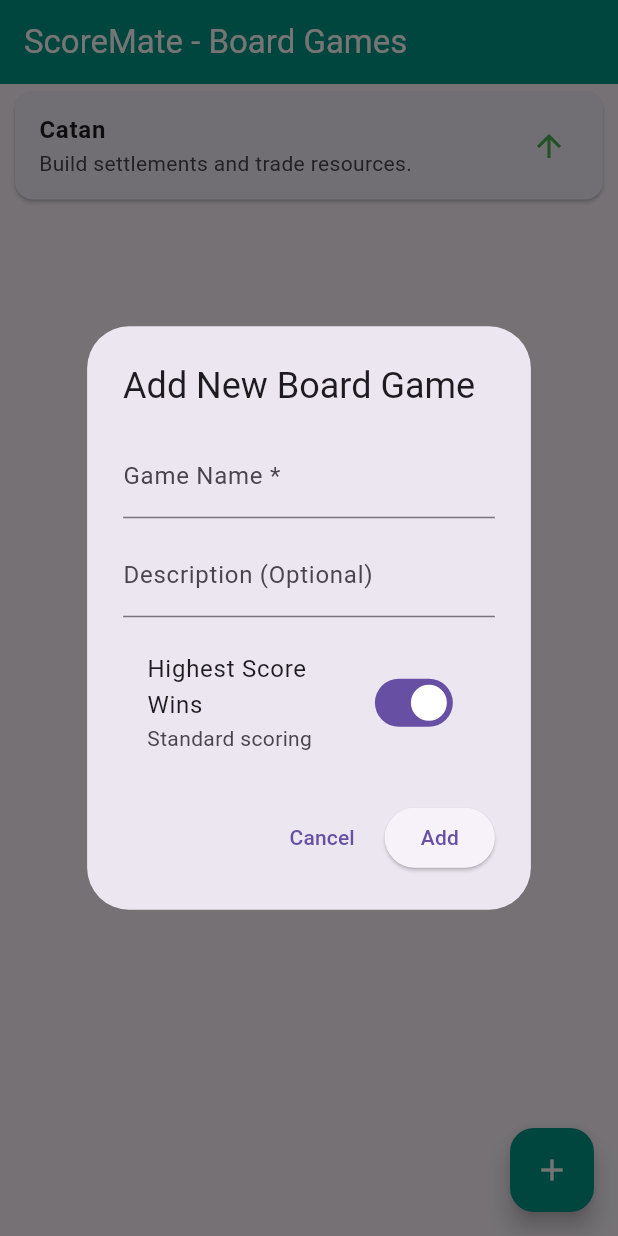
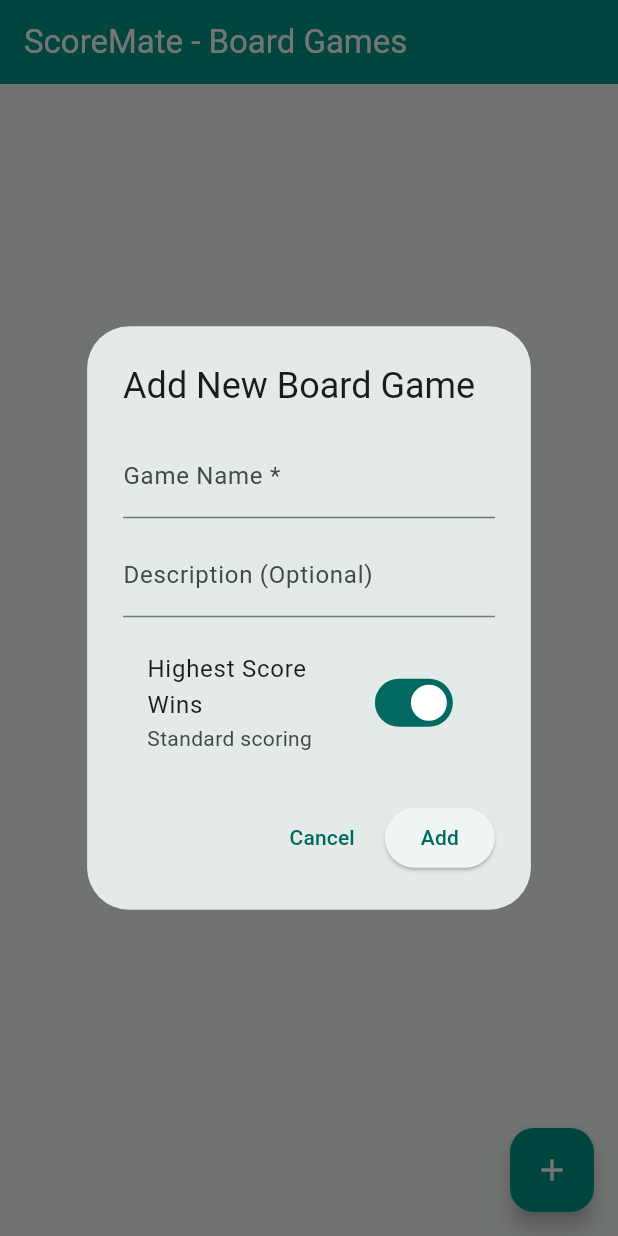
Before and after one commit to kkesidis/score-mate, a Flutter app: the screen it shows after launch, after a tap on the "add" icon, on a phone screen of 412 x 824 dp. Run offline on Flutter 3.47's test engine with Material 3 defaults, Android fonts, the phone set to English and light mode, and no system bars; our stand-ins replace isar; accounts and stored records are empty; generated files the repository leaves out were written again.

Commit message:
feat: persist games using isar

```diff
--- a/lib/main.dart
+++ b/lib/main.dart
@@ -1,7 +1,24 @@
 import 'package:flutter/material.dart';
+import 'package:isar/isar.dart';
+import 'package:path_provider/path_provider.dart';
+import 'models/board_game.dart';
 import 'screens/game_list_screen.dart';
 
-void main() {
+late Isar isar;
+
+void main() async {
+  // 1. Ensure Flutter services are completely initialized before asynchronous operations
+  WidgetsFlutterBinding.ensureInitialized();
+
+  // 2. Get the standard document directory for your OS (Linux, Android, iOS, etc.)
+  final dir = await getApplicationDocumentsDirectory();
+
+  // 3. Open the database instance with our specific BoardGame collection schema
+  isar = await Isar.open(
+    [BoardGameSchema],
+    directory: dir.path,
+  );
+
   runApp(const ScoreMateApp());
 }
 
@@ -14,7 +31,7 @@ class ScoreMateApp extends StatelessWidget {
       title: 'ScoreMate',
       debugShowCheckedModeBanner: false,
       theme: ThemeData(
-        primarySwatch: Colors.teal,
+        colorScheme: ColorScheme.fromSeed(seedColor: Colors.teal),
         useMaterial3: true,
       ),
       home: const GameListScreen(),
--- a/lib/screens/game_list_screen.dart
+++ b/lib/screens/game_list_screen.dart
@@ -1,4 +1,6 @@
 import 'package:flutter/material.dart';
+import 'package:isar/isar.dart';
+import '../main.dart'; // Imports the global 'isar' instance
 import '../models/board_game.dart';
 
 class GameListScreen extends StatefulWidget {
@@ -9,13 +11,29 @@ class GameListScreen extends StatefulWidget {
 }
 
 class _GameListScreenState extends State<GameListScreen> {
-  // Temporary fake data to test our UI design
-  final List<BoardGame> _mockGames = [
-    BoardGame()
-      ..name = 'Catan'
-      ..description = 'Build settlements and trade resources.'
-      ..highestScoreWins = true,
-  ];
+  List<BoardGame> _games = [];
+
+  @override
+  void initState() {
+    super.initState();
+    _readGamesFromDatabase();
+    _listenToDatabaseChanges();
+  }
+
+  // Fetch all board games currently saved in Isar
+  void _readGamesFromDatabase() async {
+    final allGames = await isar.boardGames.where().findAll();
+    setState(() {
+      _games = allGames;
+    });
+  }
+
+  // Automatically refresh the screen whenever the database changes
+  void _listenToDatabaseChanges() {
+    isar.boardGames.watchLazy().listen((_) {
+      _readGamesFromDatabase();
+    });
+  }
 
   void _showAddGameDialog() {
     final nameController = TextEditingController();
@@ -43,9 +61,7 @@ class _GameListScreenState extends State<GameListScreen> {
                     const SizedBox(height: 10),
                     TextField(
                       controller: descController,
-                      decoration: const InputDecoration(
-                        labelText: 'Description (Optional)',
-                      ),
+                      decoration: const InputDecoration(labelText: 'Description (Optional)'),
                     ),
                     const SizedBox(height: 15),
                     SwitchListTile(
@@ -67,7 +83,7 @@ class _GameListScreenState extends State<GameListScreen> {
                   child: const Text('Cancel'),
                 ),
                 ElevatedButton(
-                  onPressed: () {
+                  onPressed: () async {
                     if (nameController.text.trim().isEmpty) return;
 
                     final newGame = BoardGame()
@@ -75,11 +91,12 @@ class _GameListScreenState extends State<GameListScreen> {
                       ..description = descController.text.trim().isEmpty ? null : descController.text.trim()
                       ..highestScoreWins = highestWins;
 
-                    setState(() {
-                      _mockGames.add(newGame);
+                    // WRITE TO ISAR: Transactions must run inside isar.writeTxn
+                    await isar.writeTxn(() async {
+                      await isar.boardGames.put(newGame);
                     });
 
-                    Navigator.pop(context);
+                    if (context.mounted) Navigator.pop(context);
                   },
                   child: const Text('Add'),
                 ),
@@ -99,14 +116,12 @@ class _GameListScreenState extends State<GameListScreen> {
         backgroundColor: Colors.teal,
         foregroundColor: Colors.white,
       ),
-      body: _mockGames.isEmpty
-          ? const Center(
-              child: Text('No games added yet. Tap + to begin!'),
-            )
+      body: _games.isEmpty
+          ? const Center(child: Text('No games added yet. Tap + to begin!'))
           : ListView.builder(
-              itemCount: _mockGames.length,
+              itemCount: _games.length,
               itemBuilder: (context, index) {
-                final game = _mockGames[index];
+                final game = _games[index];
                 return Card(
                   margin: const EdgeInsets.symmetric(horizontal: 10, vertical: 5),
                   child: ListTile(
--- a/pubspec.yaml
+++ b/pubspec.yaml
@@ -38,6 +38,7 @@ dependencies:
   # The core Isar database package and its companion package for Flutter
   isar: ^3.1.0+1
   isar_flutter_libs: ^3.1.0+1
+  path_provider: ^2.1.6
 
 dev_dependencies:
   flutter_test:
```
Also changed, not shown: pubspec.lock, 2 other files.
